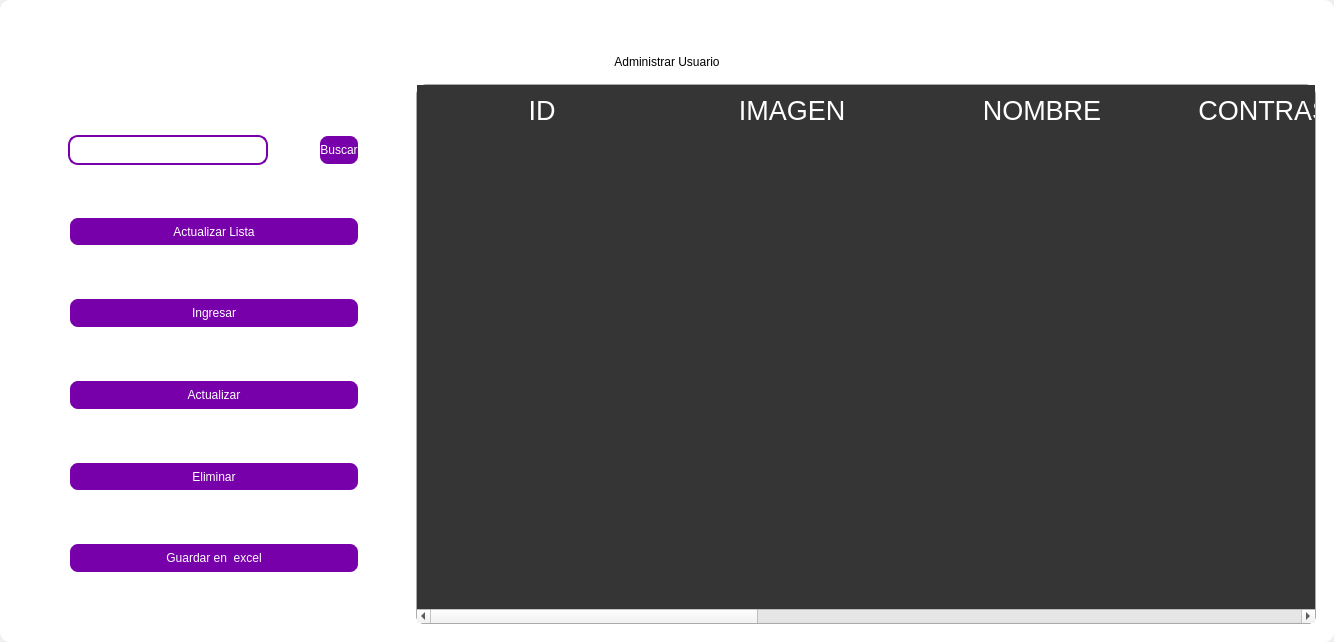
codemiguel-dev/ERP-EmprendeSoft-Desktop, file design/standar/mainuser1.ui: the form before one commit.
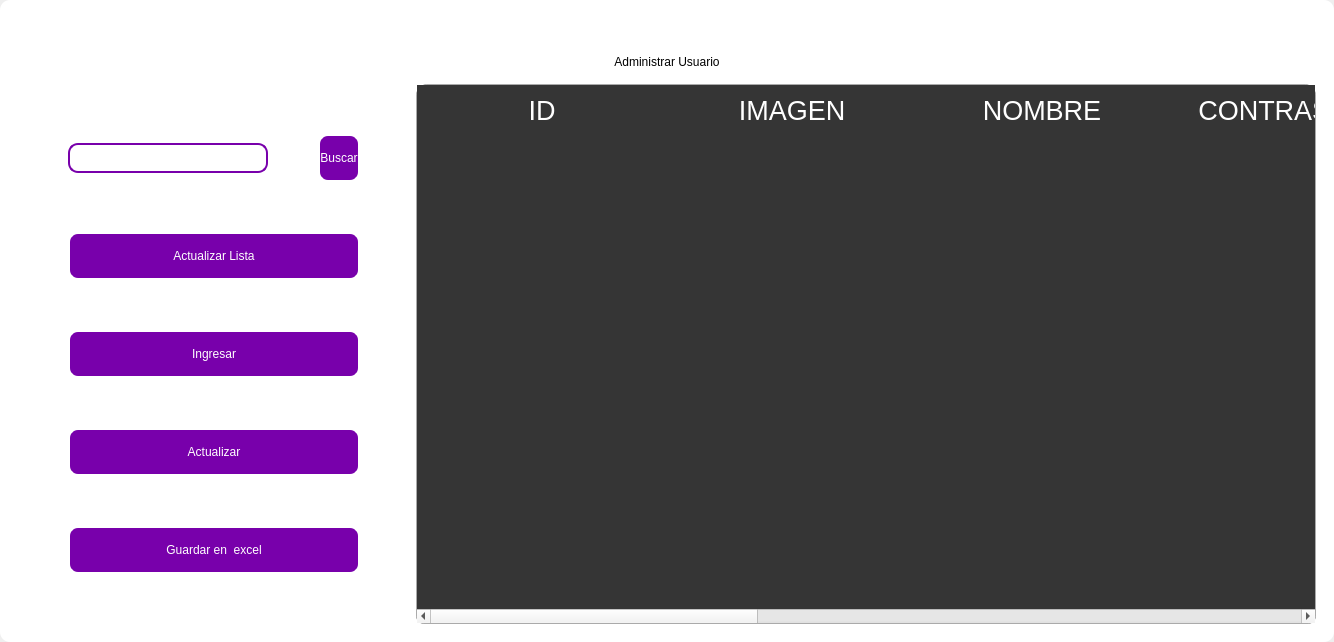
The form after the commit. Icons and pictures are not drawn.

```diff
--- a/design/standar/mainuser1.ui
+++ b/design/standar/mainuser1.ui
@@ -595,45 +595,6 @@
               </property>
              </widget>
             </item>
-            <item>
-             <widget class="QPushButton" name="btn_delete">
-              <property name="maximumSize">
-               <size>
-                <width>300</width>
-                <height>50</height>
-               </size>
-              </property>
-              <property name="cursor">
-               <cursorShape>PointingHandCursor</cursorShape>
-              </property>
-              <property name="styleSheet">
-               <string notr="true">QPushButton{
-border-radius:10px; 
-font: 12pt &quot;Arial&quot;;
-color: rgb(255, 255, 254);
-border: 2px solid #ffffff;
-	background-color: rgb(120, 0, 171);
-}
-
-QPushButton:hover{
-border-radius:10px; 
-font: 12pt &quot;Arial&quot;;
-color: rgb(255, 255, 255);
-border: 2px solid rgb(120, 0, 171);
-	background-color: rgb(120, 0, 171);
-}</string>
-              </property>
-              <property name="text">
-               <string>Eliminar</string>
-              </property>
-              <property name="iconSize">
-               <size>
-                <width>35</width>
-                <height>35</height>
-               </size>
-              </property>
-             </widget>
-            </item>
             <item>
              <widget class="QPushButton" name="btn_excel">
               <property name="minimumSize">
```
